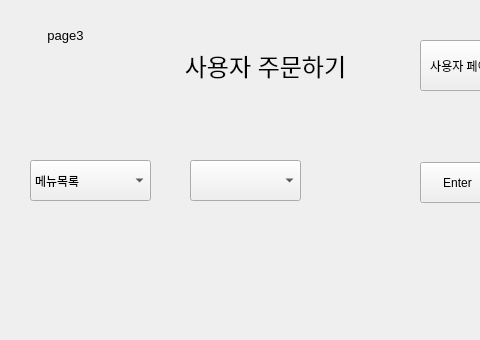
This is smartappg.ui in gitaeyu/Obokmoolsan as Qt 5 draws it before an edit; both pictures show x 0 to 480 and y 0 to 340 of the 580 by 518 pixel window. The edited form follows.
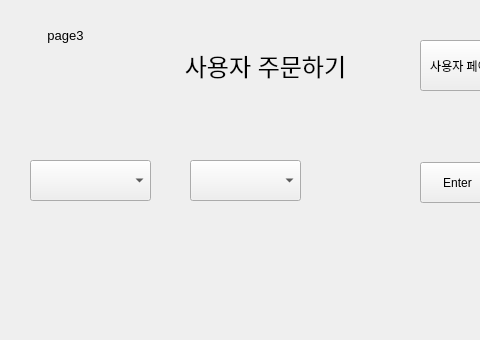
This is the edited form. The open tabs and pages were chosen to show the change.

```diff
--- a/smartappg.ui
+++ b/smartappg.ui
@@ -446,11 +446,6 @@
      <property name="styleSheet">
       <string notr="true">font: 12pt &quot;Arial&quot;;</string>
      </property>
-     <item>
-      <property name="text">
-       <string>메뉴목록</string>
-      </property>
-     </item>
     </widget>
     <widget class="QPushButton" name="user_order_item_btn">
      <property name="geometry">
```
Left out of the diff: 2 changed lines with no effect on the pictures.
